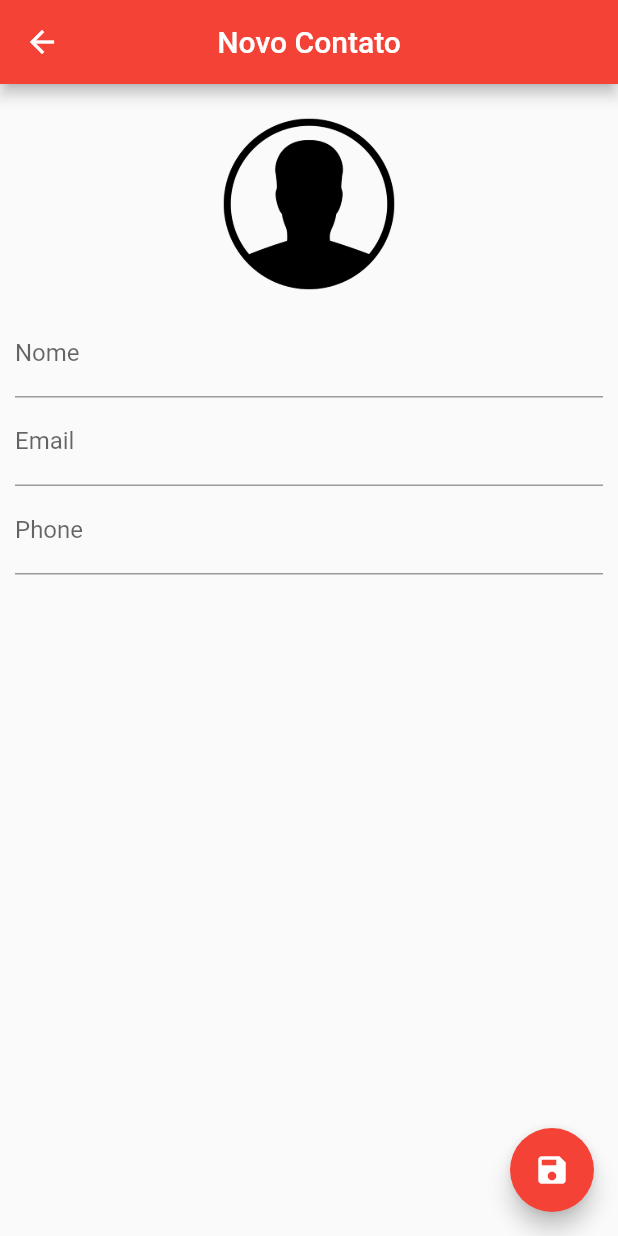
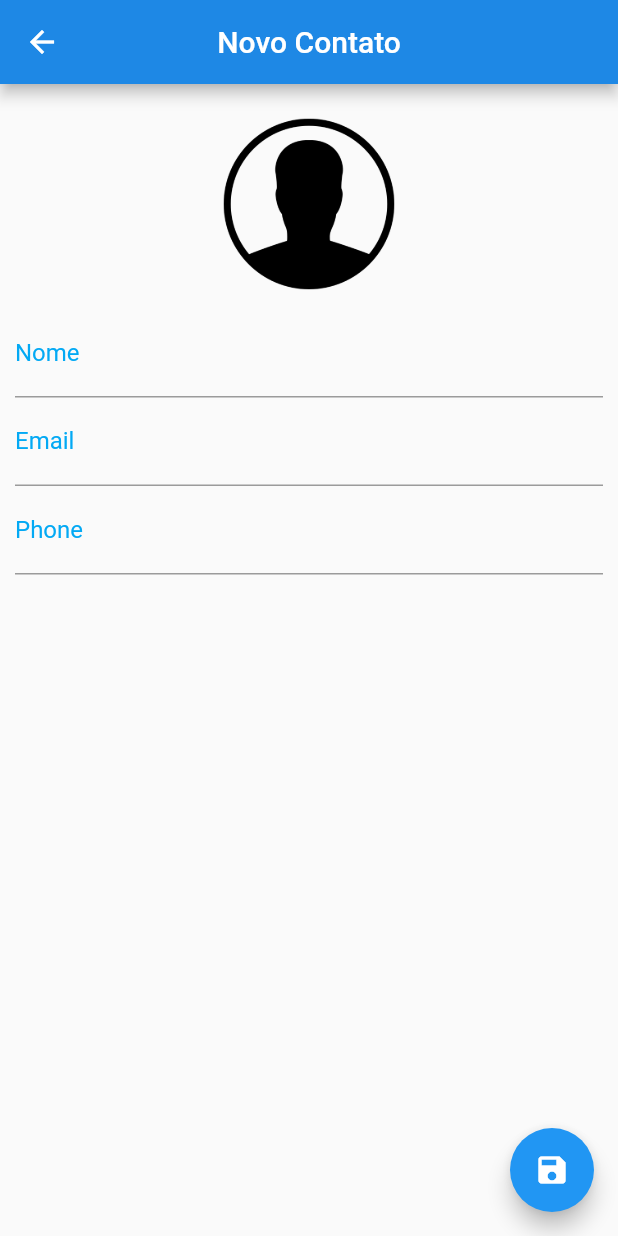
Before and after one commit to lcostasilva/lista_de_contatos, a Flutter app: the screen it shows after launch, after a tap on the "add" icon, on a phone screen of 412 x 824 dp. Run offline on Flutter 3.47's test engine with Material 2 defaults, Android fonts, the phone set to English and light mode, and no system bars; our stand-ins replace image_picker, sqflite; accounts and stored records are empty.

```diff
--- a/lib/main.dart
+++ b/lib/main.dart
@@ -1,9 +1,20 @@
 import 'package:flutter/material.dart';
-import 'package:lista_de_contatos/ui/contact_page.dart';
 import 'package:lista_de_contatos/ui/home_page.dart';
 
 void main() {
   runApp(MaterialApp(
+    theme: ThemeData(
+      accentColor: Colors.blueAccent,
+      backgroundColor: Colors.white,
+      primaryColor: Colors.blue.shade600,
+      hintColor: Colors.lightBlue,
+      cardTheme: CardTheme(
+        color: Colors.white,
+      ),
+      floatingActionButtonTheme: FloatingActionButtonThemeData(
+        backgroundColor: Colors.blue
+      )
+    ),
     home: HomePage(),
     debugShowCheckedModeBanner: false,
   ));
--- a/lib/ui/contact_page.dart
+++ b/lib/ui/contact_page.dart
@@ -43,7 +43,6 @@ class _ContactPageState extends State<ContactPage> {
       onWillPop: _requestPop,
       child: Scaffold(
         appBar: AppBar(
-          backgroundColor: Colors.red,
           title: Text(_editedContact.name ?? "Novo Contato"),
           centerTitle: true,
         ),
@@ -56,7 +55,6 @@ class _ContactPageState extends State<ContactPage> {
             }
           },
           child: Icon(Icons.save),
-          backgroundColor: Colors.red,
         ),
         body: SingleChildScrollView(
           padding: EdgeInsets.all(10.0),
--- a/lib/ui/home_page.dart
+++ b/lib/ui/home_page.dart
@@ -34,7 +34,7 @@ class _HomePageState extends State<HomePage> {
     return Scaffold(
       appBar: AppBar(
         title: Text("Contatos"),
-        backgroundColor: Colors.red,
+        backgroundColor: Theme.of(context).accentColor,
         centerTitle: true,
         actions: <Widget>[
           PopupMenuButton<OrderOptions>(
@@ -62,7 +62,6 @@ class _HomePageState extends State<HomePage> {
             _newContactPage();
           },
           child: Icon(Icons.add),
-          backgroundColor: Colors.red,
       ),
       body: ListView.builder(
           padding: EdgeInsets.all(10.0),
@@ -184,7 +183,7 @@ class _HomePageState extends State<HomePage> {
                     Padding(
                       padding: EdgeInsets.all(10.0),
                       child: FlatButton(
-                        child: Text("Ligar", style: TextStyle(color: Colors.red, fontSize: 20.0),),
+                        child: Text("Ligar", style: TextStyle(color: Theme.of(context).hintColor, fontSize: 20.0),),
                         onPressed: (){
                           launch("tel:${contacts[index].phone}");
                           Navigator.pop(context);
@@ -195,7 +194,7 @@ class _HomePageState extends State<HomePage> {
                     Padding(
                       padding: EdgeInsets.all(10.0),
                       child: FlatButton(
-                        child: Text("Editar", style: TextStyle(color: Colors.red, fontSize: 20.0),),
+                        child: Text("Editar", style: TextStyle(color: Theme.of(context).hintColor, fontSize: 20.0),),
                         onPressed: (){
                           Navigator.pop(context);
                           bottomSheet = false;
@@ -206,7 +205,7 @@ class _HomePageState extends State<HomePage> {
                     Padding(
                       padding: EdgeInsets.all(10.0),
                       child: FlatButton(
-                        child: Text("Excluir", style: TextStyle(color: Colors.red, fontSize: 20.0),),
+                        child: Text("Excluir", style: TextStyle(color: Theme.of(context).hintColor, fontSize: 20.0),),
                         onPressed: (){
                           helper.deleteContact(contacts[index].id);
                           setState(() {
```
Also changed, not shown: lib/ui/preview_page.dart (+7 -12 lines).
